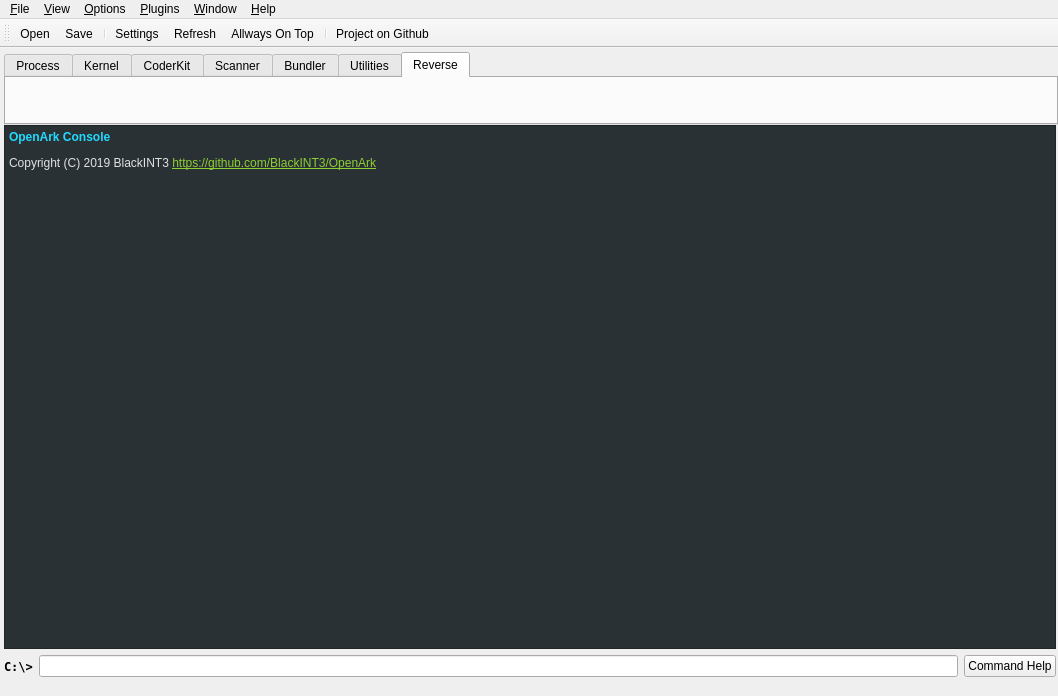
BlackINT3/OpenArk, file src/OpenArk/ui/openark.ui: the form before one commit.
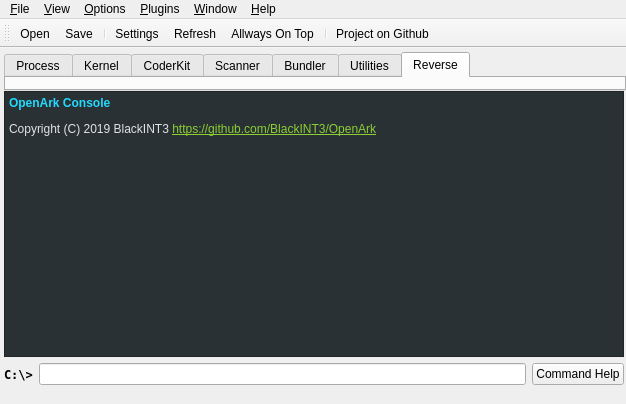
The form after the commit. Icons and pictures are not drawn.

```diff
--- a/src/OpenArk/ui/openark.ui
+++ b/src/OpenArk/ui/openark.ui
@@ -6,8 +6,8 @@
    <rect>
     <x>0</x>
     <y>0</y>
-    <width>1058</width>
-    <height>696</height>
+    <width>626</width>
+    <height>404</height>
    </rect>
   </property>
   <property name="windowTitle">
@@ -183,7 +183,7 @@
     <rect>
      <x>0</x>
      <y>0</y>
-     <width>1058</width>
+     <width>626</width>
      <height>23</height>
     </rect>
    </property>
```
Left out of the diff: 2 changed lines with no effect on the pictures.
